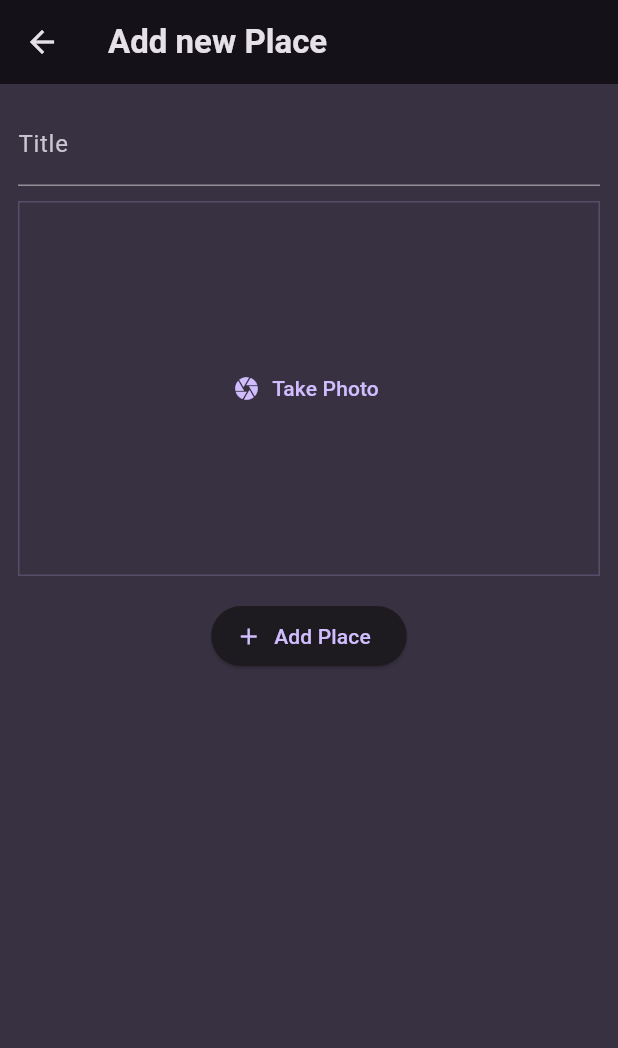
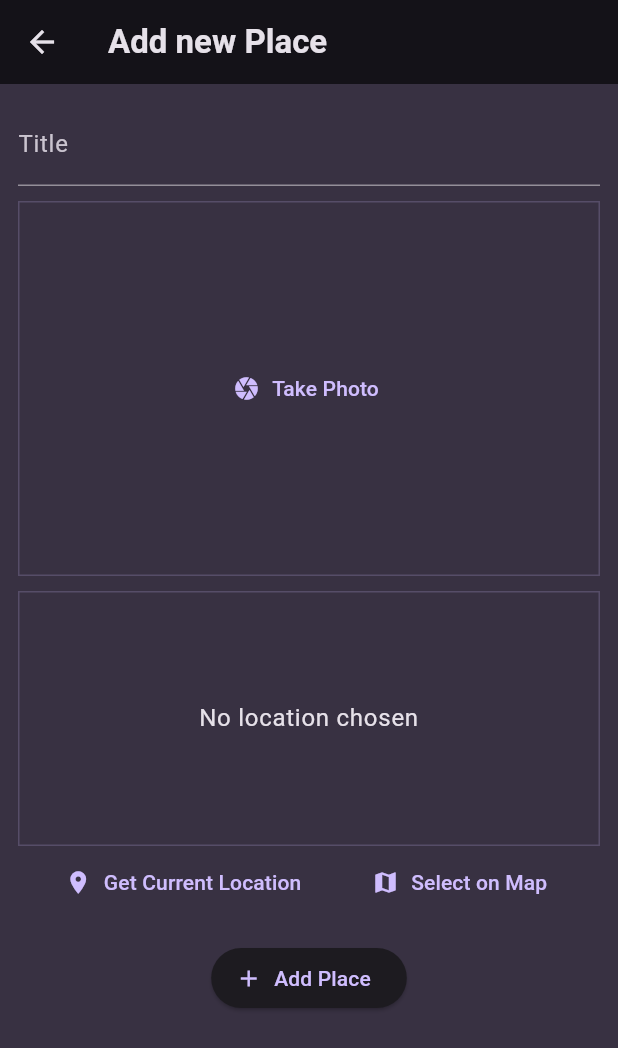
Before and after one commit to Zaela24/favorite_places, a Flutter app: the AddPlaceScreen screen opened directly, on a phone screen of 412 x 824 dp. Shown: the top 1048 px of the screen. Run offline on Flutter 3.47's test engine with Material 3 defaults, Android fonts, the phone set to English and light mode, and no system bars; our stand-ins replace flutter_map, flutter_riverpod, google_fonts, image_picker, latlong2, location; missing offline and left inert: flutter_map_cancellable_tile_provider, open_geocoder.

Commit message:
Add map preview when using Get Current Location button

```diff
--- /dev/null
+++ b/lib/misc/tile_providers.dart
@@ -0,0 +1,10 @@
+import 'package:flutter_map/flutter_map.dart';
+import 'package:flutter_map_cancellable_tile_provider/flutter_map_cancellable_tile_provider.dart';
+
+TileLayer get openStreetMapTileLayer => TileLayer(
+      urlTemplate: 'https://tile.openstreetmap.org/{z}/{x}/{y}.png',
+      userAgentPackageName: 'dev.fleaflet.flutter_map.example',
+      // Use the recommended flutter_map_cancellable_tile_provider package to
+      // support the cancellation of loading tiles.
+      tileProvider: CancellableNetworkTileProvider(),
+    );
--- a/lib/models/place.dart
+++ b/lib/models/place.dart
@@ -4,13 +4,27 @@ import 'package:uuid/uuid.dart';
 
 const uuid = Uuid();
 
+class PlaceLocation {
+  const PlaceLocation({
+    required this.lat,
+    required this.long,
+    required this.address,
+  });
+
+  final double lat;
+  final double long;
+  final String address;
+}
+
 class Place {
   Place({
     required this.title,
     required this.image,
+    required this.location,
   }) : id = uuid.v4();
 
   final String id;
   final String title;
   final File image;
+  final PlaceLocation location;
 }
--- a/lib/screens/add_place.dart
+++ b/lib/screens/add_place.dart
@@ -3,6 +3,7 @@ import 'dart:io';
 import 'package:favorite_places/models/place.dart';
 import 'package:favorite_places/providers/user_places.dart';
 import 'package:favorite_places/widgets/image_input.dart';
+import 'package:favorite_places/widgets/location_input.dart';
 import 'package:flutter/material.dart';
 import 'package:flutter_riverpod/flutter_riverpod.dart';
 
@@ -16,6 +17,7 @@ class AddPlaceScreen extends ConsumerStatefulWidget {
 class _AddPlaceScreenState extends ConsumerState<AddPlaceScreen> {
   final _titleController = TextEditingController();
   File? _selectedImage;
+  PlaceLocation? _selectedLocation;
 
   @override
   void dispose() {
@@ -51,12 +53,22 @@ class _AddPlaceScreenState extends ConsumerState<AddPlaceScreen> {
               },
             ),
             const SizedBox(
+              height: 10,
+            ),
+            LocationInput(
+              onSelectLocation: (location) {
+                _selectedLocation = location;
+              },
+            ),
+            const SizedBox(
               height: 16,
             ),
             ElevatedButton.icon(
               onPressed: () {
                 final enteredTitle = _titleController.text;
-                if (enteredTitle.isEmpty || _selectedImage == null) {
+                if (enteredTitle.isEmpty ||
+                    _selectedImage == null ||
+                    _selectedLocation == null) {
                   return;
                 }
                 ref
@@ -65,9 +77,9 @@ class _AddPlaceScreenState extends ConsumerState<AddPlaceScreen> {
                     )
                     .addPlace(
                       Place(
-                        title: enteredTitle,
-                        image: _selectedImage!,
-                      ),
+                          title: enteredTitle,
+                          image: _selectedImage!,
+                          location: _selectedLocation!),
                     );
                 Navigator.of(context).pop();
               },
--- a/lib/screens/place_detail.dart
+++ b/lib/screens/place_detail.dart
@@ -24,6 +24,7 @@ class PlaceDetailScreen extends StatelessWidget {
             height: double.infinity,
           ),
         ],
-        ));
+      ),
+    );
   }
 }
--- /dev/null
+++ b/lib/widgets/location_input.dart
@@ -0,0 +1,156 @@
+import 'package:favorite_places/misc/tile_providers.dart';
+import 'package:favorite_places/models/place.dart';
+import 'package:flutter/material.dart';
+import 'package:location/location.dart';
+import 'package:open_geocoder/model/geo_address.dart';
+import 'package:open_geocoder/open_geocoder.dart';
+import 'package:flutter_map/flutter_map.dart';
+import 'package:latlong2/latlong.dart';
+
+class LocationInput extends StatefulWidget {
+  const LocationInput({
+    super.key,
+    required this.onSelectLocation,
+  });
+
+  final void Function(PlaceLocation location) onSelectLocation;
+
+  @override
+  State<LocationInput> createState() => _LocationInputState();
+}
+
+class _LocationInputState extends State<LocationInput> {
+  PlaceLocation? _pickedLocation;
+  bool _isGettingLocation = false;
+
+  final mapController = MapController();
+
+  void _getCurrentLocation() async {
+    Location location = Location();
+
+    bool serviceEnabled;
+    PermissionStatus permissionGranted;
+    LocationData locationData;
+
+    serviceEnabled = await location.serviceEnabled();
+    if (!serviceEnabled) {
+      serviceEnabled = await location.requestService();
+      if (!serviceEnabled) {
+        return;
+      }
+    }
+
+    permissionGranted = await location.hasPermission();
+    if (permissionGranted == PermissionStatus.denied) {
+      permissionGranted = await location.requestPermission();
+      if (permissionGranted != PermissionStatus.granted) {
+        return;
+      }
+    }
+
+    setState(() {
+      _isGettingLocation = true;
+    });
+
+    locationData = await location.getLocation();
+
+    getAddressWithLatLong(locationData.latitude!, locationData.longitude!);
+  }
+
+  void getAddressWithLatLong(double lat, double long) async {
+    GeoLatLang? geoLatLong = await OpenGeocoder.getAddressWithLatLong(
+        latitude: lat, longitude: long);
+    if (geoLatLong != null) {
+      setState(() {
+        _pickedLocation = PlaceLocation(
+          lat: lat,
+          long: long,
+          address: geoLatLong.displayName!,
+        );
+      });
+      widget.onSelectLocation(_pickedLocation!);
+    }
+    setState(() {
+      _isGettingLocation = false;
+    });
+  }
+
+  @override
+  void dispose() {
+    mapController.dispose();
+    super.dispose();
+  }
+
+  @override
+  Widget build(BuildContext context) {
+    Widget previewContent = Text(
+      'No location chosen',
+      textAlign: TextAlign.center,
+      style: Theme.of(context).textTheme.bodyLarge!.copyWith(
+            color: Theme.of(context).colorScheme.onBackground,
+          ),
+    );
+
+    if (_isGettingLocation) {
+      previewContent = const CircularProgressIndicator();
+    }
+
+    if (_pickedLocation != null) {
+      previewContent = Stack(
+        children: [
+          FlutterMap(
+            mapController: mapController,
+            options: MapOptions(
+              initialCenter:
+                  LatLng(_pickedLocation!.lat, _pickedLocation!.long),
+              initialZoom: 16,
+            ),
+            children: [
+              openStreetMapTileLayer,
+              MarkerLayer(
+                markers: [
+                  Marker(
+                    point: LatLng(_pickedLocation!.lat, _pickedLocation!.long),
+                    child: const Icon(Icons.location_on),
+                  ),
+                ],
+              ),
+            ],
+          ),
+        ],
+      );
+    }
+
+    return Column(
+      children: [
+        Container(
+          decoration: BoxDecoration(
+            border: Border.all(
+              width: 1,
+              color: Theme.of(context).colorScheme.primary.withOpacity(0.2),
+            ),
+          ),
+          height: 170,
+          width: double.infinity,
+          alignment: Alignment.center,
+          child: previewContent,
+        ),
+        Row(
+          mainAxisAlignment: MainAxisAlignment.spaceEvenly,
+          children: [
+            TextButton.icon(
+              onPressed: _getCurrentLocation,
+              icon: const Icon(Icons.location_on),
+              label: const Text('Get Current Location'),
+            ),
+            TextButton.icon(
+              onPressed: () {},
+              icon: const Icon(Icons.map),
+              label: const Text('Select on Map'),
+            ),
+          ],
+        ),
+      ],
+    );
+  }
+}
--- a/pubspec.yaml
+++ b/pubspec.yaml
@@ -39,6 +39,11 @@ dependencies:
   uuid: ^4.2.2
   flutter_riverpod: ^2.4.9
   image_picker: ^1.0.5
+  location: ^5.0.3
+  flutter_map: ^6.1.0
+  open_geocoder: ^0.0.1
+  latlong2: ^0.9.0
+  flutter_map_cancellable_tile_provider: ^2.0.0
 
 dev_dependencies:
   flutter_test:
```
Also changed, not shown: pubspec.lock, 7 other files. Lines whose indentation alone changed are shown as unchanged.
